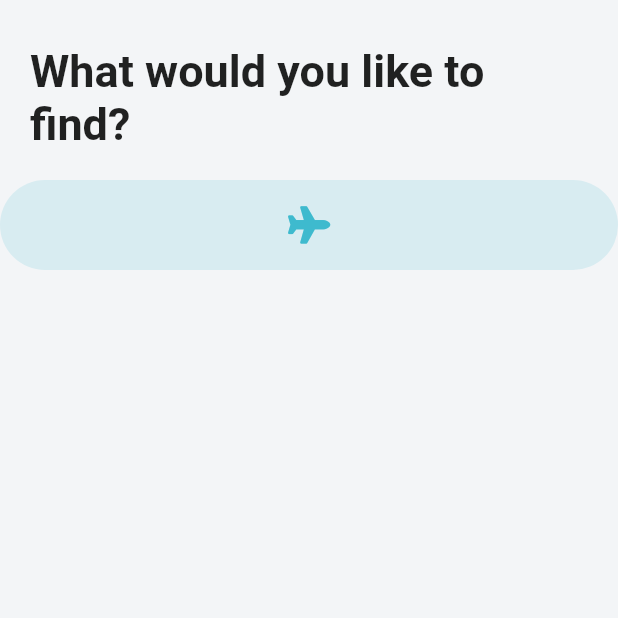
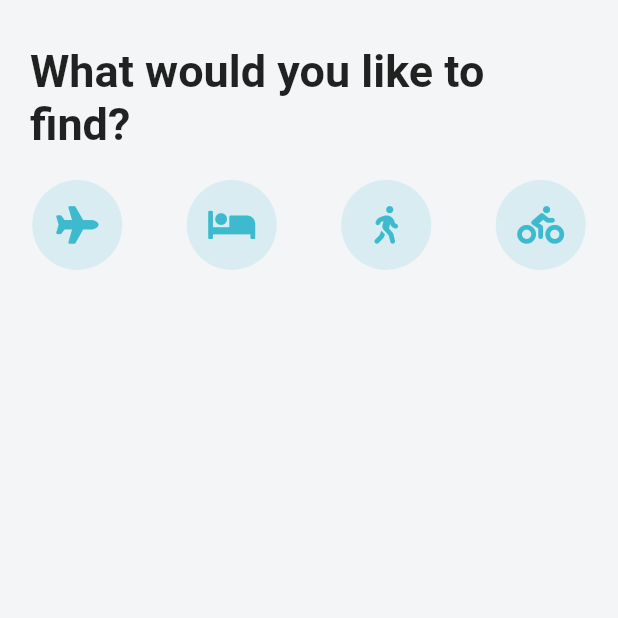
Before and after one commit to iamomoro/flutter_travel_ui, a Flutter app: the screen it shows after launch, on a phone screen of 412 x 824 dp, the top half of it. Run offline on Flutter 3.47's test engine with Material 2 defaults, Android fonts, the phone set to English and light mode, and no system bars; our stand-ins replace font_awesome_flutter.

Commit message:
icons-listing

```diff
--- a/lib/screens/home_screen.dart
+++ b/lib/screens/home_screen.dart
@@ -10,7 +10,7 @@ class HomeScreen extends StatefulWidget {
 
 class _HomeScreenState extends State<HomeScreen> {
 
-  List<IconData> icons = [
+  List<IconData> _icons = [
     FontAwesomeIcons.plane,
     FontAwesomeIcons.bed,
     FontAwesomeIcons.walking,
@@ -25,7 +25,7 @@ class _HomeScreenState extends State<HomeScreen> {
         color: Theme.of(context).accentColor,
          borderRadius: BorderRadius.circular(30.0),
         ),
-        child: Icon(icons[index], size: 25.0, color: Theme.of(context).primaryColor, ),
+        child: Icon(_icons[index], size: 25.0, color: Theme.of(context).primaryColor, ),
     );
   }
 
@@ -47,7 +47,12 @@ class _HomeScreenState extends State<HomeScreen> {
             ),
           ),
           SizedBox(height: 20.0),
-          _buildIcon(0),
+          Row(
+            mainAxisAlignment: MainAxisAlignment.spaceAround,
+            children: _icons.asMap().entries.map(
+              (MapEntry map) => _buildIcon(map.key),
+          ).toList(),
+          )
         ],
       )),
     );
```
Also changed, not shown: 1 other file.
